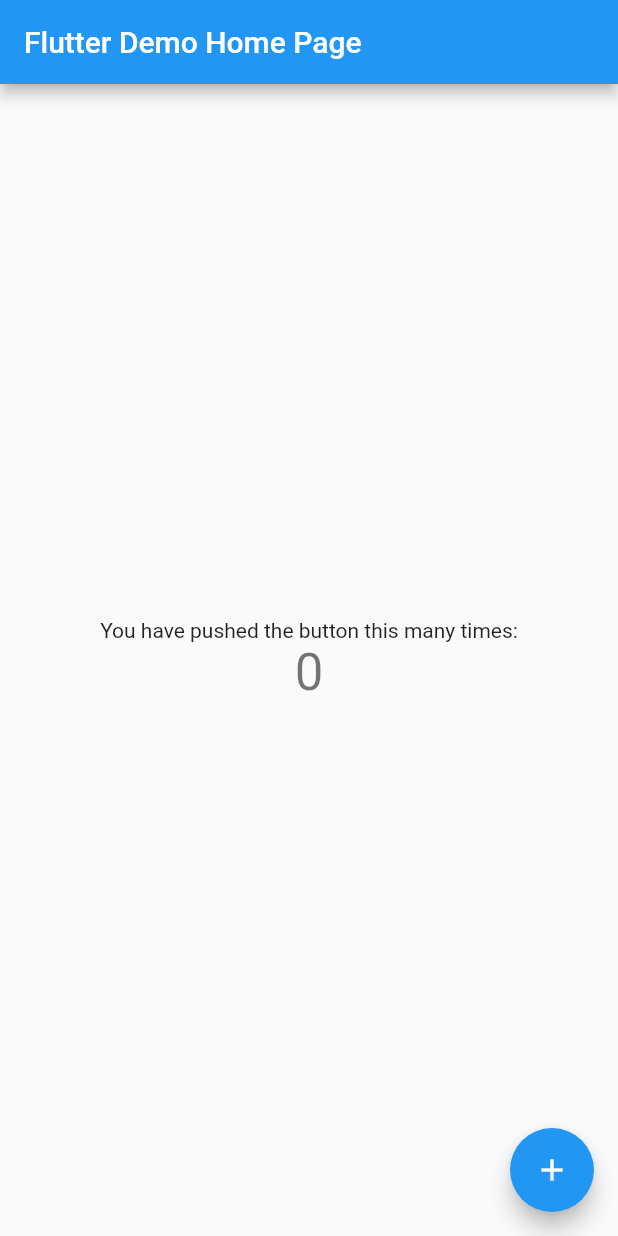
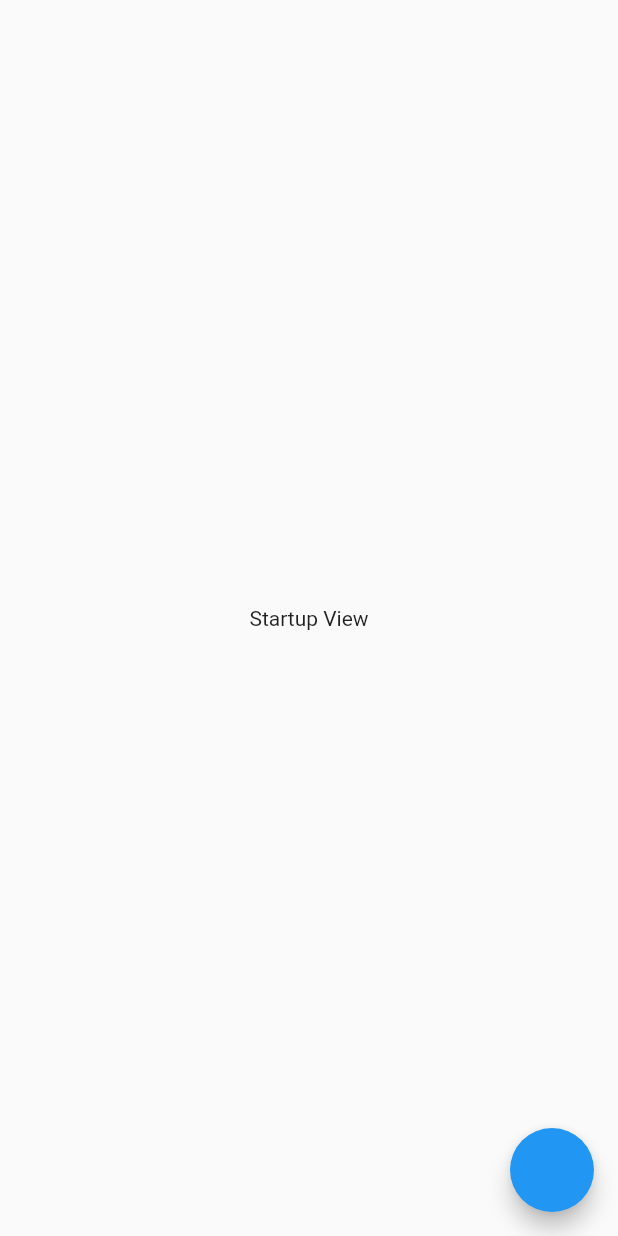
Before and after one commit to Bert1041/flutter_architecture, a Flutter app: the screen it shows after launch, on a phone screen of 412 x 824 dp. Run offline on Flutter 3.47's test engine with Material 2 defaults, Android fonts, the phone set to English and light mode, and no system bars; our stand-ins replace auto_route, get_it, injectable, stacked, stacked_services; accounts and stored records are empty.

Commit message:
stacked architecture

```diff
--- a/mvvm_stacked_architecture/lib/main.dart
+++ b/mvvm_stacked_architecture/lib/main.dart
@@ -1,115 +1,35 @@
 import 'package:flutter/material.dart';
+import 'package:mvvm_stacked_architecture/ui/views/home/home_view.dart';
+import 'package:stacked_services/stacked_services.dart';
+
+import 'app/locator.dart';
+import 'app/router.gr.dart';
 
 void main() {
-  runApp(const MyApp());
+  setupLocator();
+  runApp(MyApp());
 }
 
 class MyApp extends StatelessWidget {
-  const MyApp({Key? key}) : super(key: key);
+  MyApp({Key? key}) : super(key: key);
 
-  // This widget is the root of your application.
+  final _appRouter = AppRouter();
+
+
   @override
   Widget build(BuildContext context) {
-    return MaterialApp(
+    return MaterialApp.router(
+      debugShowCheckedModeBanner: false,
+
+      // navigatorKey: StackedService.navigatorKey,
+
       title: 'Flutter Demo',
       theme: ThemeData(
-        // This is the theme of your application.
-        //
-        // Try running your application with "flutter run". You'll see the
-        // application has a blue toolbar. Then, without quitting the app, try
-        // changing the primarySwatch below to Colors.green and then invoke
-        // "hot reload" (press "r" in the console where you ran "flutter run",
-        // or simply save your changes to "hot reload" in a Flutter IDE).
-        // Notice that the counter didn't reset back to zero; the application
-        // is not restarted.
         primarySwatch: Colors.blue,
       ),
-      home: const MyHomePage(title: 'Flutter Demo Home Page'),
+      routerDelegate: _appRouter.delegate(),
+      routeInformationParser: _appRouter.defaultRouteParser(),
+
     );
   }
 }
-
-class MyHomePage extends StatefulWidget {
-  const MyHomePage({Key? key, required this.title}) : super(key: key);
-
-  // This widget is the home page of your application. It is stateful, meaning
-  // that it has a State object (defined below) that contains fields that affect
-  // how it looks.
-
-  // This class is the configuration for the state. It holds the values (in this
-  // case the title) provided by the parent (in this case the App widget) and
-  // used by the build method of the State. Fields in a Widget subclass are
-  // always marked "final".
-
-  final String title;
-
-  @override
-  State<MyHomePage> createState() => _MyHomePageState();
-}
-
-class _MyHomePageState extends State<MyHomePage> {
-  int _counter = 0;
-
-  void _incrementCounter() {
-    setState(() {
-      // This call to setState tells the Flutter framework that something has
-      // changed in this State, which causes it to rerun the build method below
-      // so that the display can reflect the updated values. If we changed
-      // _counter without calling setState(), then the build method would not be
-      // called again, and so nothing would appear to happen.
-      _counter++;
-    });
-  }
-
-  @override
-  Widget build(BuildContext context) {
-    // This method is rerun every time setState is called, for instance as done
-    // by the _incrementCounter method above.
-    //
-    // The Flutter framework has been optimized to make rerunning build methods
-    // fast, so that you can just rebuild anything that needs updating rather
-    // than having to individually change instances of widgets.
-    return Scaffold(
-      appBar: AppBar(
-        // Here we take the value from the MyHomePage object that was created by
-        // the App.build method, and use it to set our appbar title.
-        title: Text(widget.title),
-      ),
-      body: Center(
-        // Center is a layout widget. It takes a single child and positions it
-        // in the middle of the parent.
-        child: Column(
-          // Column is also a layout widget. It takes a list of children and
-          // arranges them vertically. By default, it sizes itself to fit its
-          // children horizontally, and tries to be as tall as its parent.
-          //
-          // Invoke "debug painting" (press "p" in the console, choose the
-          // "Toggle Debug Paint" action from the Flutter Inspector in Android
-          // Studio, or the "Toggle Debug Paint" command in Visual Studio Code)
-          // to see the wireframe for each widget.
-          //
-          // Column has various properties to control how it sizes itself and
-          // how it positions its children. Here we use mainAxisAlignment to
-          // center the children vertically; the main axis here is the vertical
-          // axis because Columns are vertical (the cross axis would be
-          // horizontal).
-          mainAxisAlignment: MainAxisAlignment.center,
-          children: <Widget>[
-            const Text(
-              'You have pushed the button this many times:',
-            ),
-            Text(
-              '$_counter',
-              style: Theme.of(context).textTheme.headline4,
-            ),
-          ],
-        ),
-      ),
-      floatingActionButton: FloatingActionButton(
-        onPressed: _incrementCounter,
-        tooltip: 'Increment',
-        child: const Icon(Icons.add),
-      ), // This trailing comma makes auto-formatting nicer for build methods.
-    );
-  }
-}
--- /dev/null
+++ b/mvvm_stacked_architecture/lib/ui/views/startup/startup_view.dart
@@ -0,0 +1,22 @@
+import 'package:flutter/material.dart';
+import 'package:mvvm_stacked_architecture/ui/views/startup/startup_viewmodel.dart';
+import 'package:stacked/stacked.dart';
+
+class StartupView extends StatelessWidget {
+  const StartupView({Key? key}) : super(key: key);
+
+  @override
+  Widget build(BuildContext context) {
+    return ViewModelBuilder<StartupViewModel>.reactive(
+      builder: (context, model, child) => Scaffold(
+        body: const Center(
+          child: Text('Startup View'),
+        ),
+        floatingActionButton: FloatingActionButton(
+          onPressed: () => model.navigateToHome(context),
+        ),
+      ),
+      viewModelBuilder: () => StartupViewModel(),
+    );
+  }
+}
--- /dev/null
+++ b/mvvm_stacked_architecture/lib/ui/views/startup/startup_viewmodel.dart
@@ -0,0 +1,20 @@
+import 'package:auto_route/auto_route.dart';
+import 'package:flutter/material.dart';
+import 'package:mvvm_stacked_architecture/ui/views/home/home_view.dart';
+import 'package:stacked/stacked.dart';
+import 'package:stacked_services/stacked_services.dart';
+
+
+import '../../../app/locator.dart';
+
+class StartupViewModel extends BaseViewModel {
+
+  final NavigationService _navigationService = locator<NavigationService>();
+
+  Future navigateToHome(BuildContext context) async {
+    await AutoRouter.of(context).pushNamed('/home');
+
+    // await _navigationService.navigateTo('/home');
+  }
+
+}
```
Also changed, not shown: mvvm_stacked_architecture/lib/app/locator.dart (added, +17 -0 lines), mvvm_stacked_architecture/lib/app/router.dart (added, +11 -0 lines), mvvm_stacked_architecture/lib/services/thirdparty_services_module.dart (added, +14 -0 lines), mvvm_stacked_architecture/lib/ui/views/home/home_view.dart (added, +23 -0 lines), mvvm_stacked_architecture/lib/ui/views/home/home_viewmodel.dart (added, +18 -0 lines), mvvm_stacked_architecture/pubspec.yaml (+16 -0 lines), mvvm_stacked_architecture/lib/app/locator.config.dart (added), mvvm_stacked_architecture/lib/app/router.gr.dart (added), mvvm_stacked_architecture/pubspec.lock.
